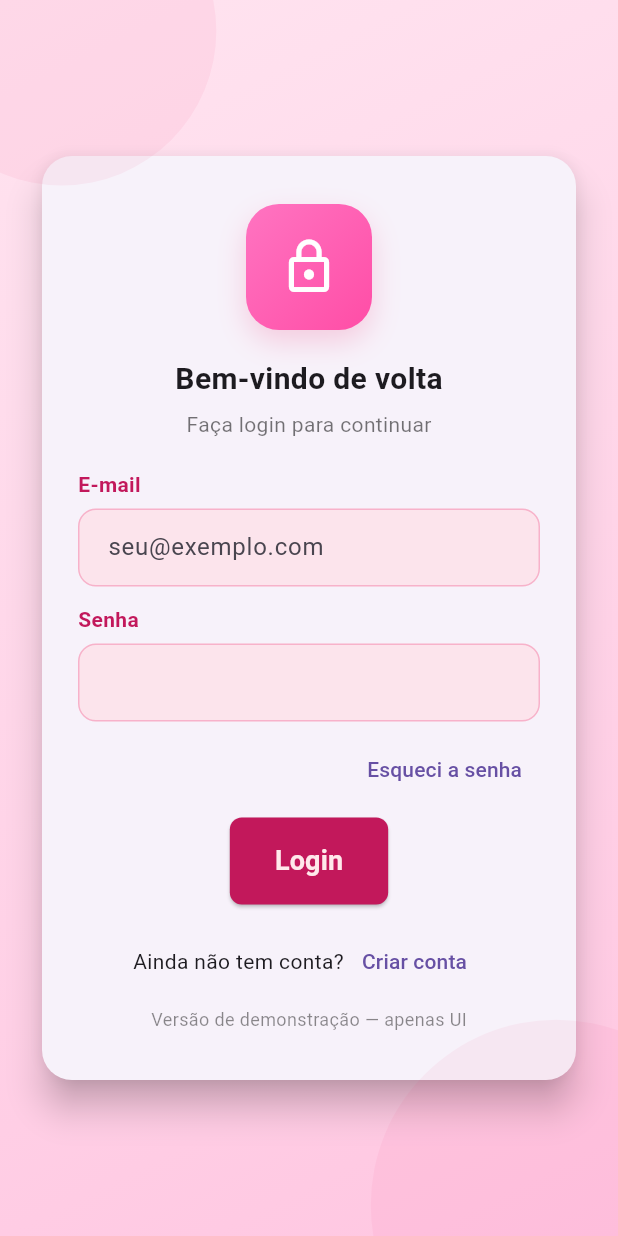
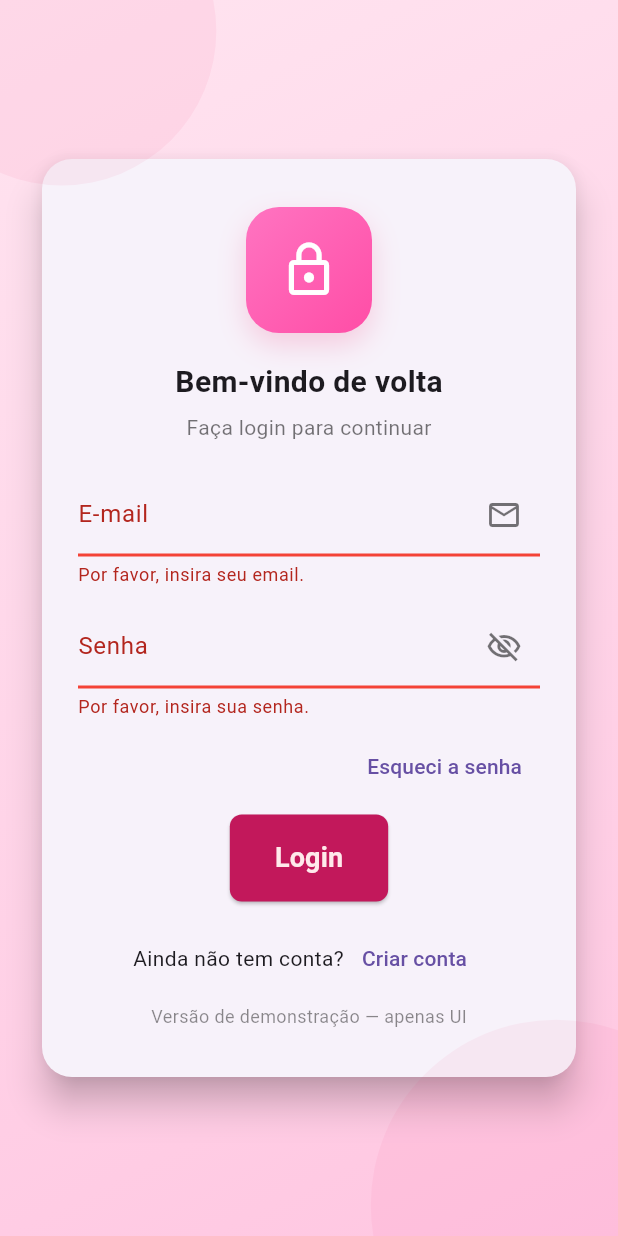
Before and after one commit to leticiare/bloom, a Flutter app: the LoginScreen screen opened directly, after a tap on "Login", on a phone screen of 412 x 824 dp. Run offline on Flutter 3.47's test engine with Material 3 defaults, Android fonts, the phone set to English and light mode, and no system bars; our stand-ins replace shared_preferences; accounts and stored records are empty.

Commit message:
feat: adição da funcionalidade básica de login

```diff
--- a/bloom-app/lib/src/modules/auth/login/login_screen.dart
+++ b/bloom-app/lib/src/modules/auth/login/login_screen.dart
@@ -1,13 +1,93 @@
+// lib/login_screen.dart
+
 import 'package:flutter/material.dart';
-import 'package:app/src/shared/widgets/text_input.dart';
-import 'package:app/src/shared/widgets/primary_button.dart';
+import 'package:app/src/shared/widgets/primary_button.dart'; // Mantém seu botão primário
+import 'package:app/src/modules/home/homepage.dart'; // Importa a nova tela HomePage
 
-class LoginScreen extends StatelessWidget {
+// Importe suas cores personalizadas se necessário.
+// Ex: import 'package:app/src/core/theme/app_colors.dart';
+// Se as cores não estiverem no AppColors, usarei Colors.pinkAccent como padrão.
+
+class LoginScreen extends StatefulWidget {
   const LoginScreen({super.key});
+
+  @override
+  State<LoginScreen> createState() => _LoginScreenState();
+}
+
+class _LoginScreenState extends State<LoginScreen> {
+  final _formKey = GlobalKey<FormState>(); // Chave para validação do formulário
+  final _emailController = TextEditingController();
+  final _passwordController = TextEditingController();
+
+  @override
+  void dispose() {
+    _emailController.dispose();
+    _passwordController.dispose();
+    super.dispose();
+  }
+
   void _handleLogin() {
-    // Lógica para autenticar o usuário.
-    // Por exemplo, navegar para a próxima tela ou exibir uma mensagem.
-    print('Botão de login pressionado!');
+    if (_formKey.currentState!.validate()) {
+      // Credenciais de teste
+      const String testEmail = 'exemplo@teste.com';
+      const String testPassword = '12345';
+
+      if (_emailController.text == testEmail &&
+          _passwordController.text == testPassword) {
+        // Login bem-sucedido: Navegar para a HomePage
+        Navigator.of(context).pushReplacement(
+          MaterialPageRoute(builder: (context) => const HomePage()),
+        );
+      } else {
+        // Credenciais inválidas: Exibir mensagem de erro
+        ScaffoldMessenger.of(context).showSnackBar(
+          const SnackBar(
+            content: Text('Email ou senha incorretos. Tente novamente.'),
+            backgroundColor: Colors.red,
+          ),
+        );
+      }
+    }
+  }
+
+  // Função para criar o InputDecoration que replica o estilo do PinkTextField
+  InputDecoration _buildPinkInputDecoration({
+    required String labelText,
+    String? hintText,
+    IconData? suffixIcon,
+  }) {
+    return InputDecoration(
+      labelText: labelText,
+      hintText: hintText,
+      floatingLabelStyle: const TextStyle(
+        color: Color(0xFFFF4DA6),
+      ), // Cor rosa do label
+      suffixIcon: suffixIcon != null
+          ? Icon(suffixIcon, color: Colors.black54)
+          : null,
+      enabledBorder: const UnderlineInputBorder(
+        borderSide: BorderSide(color: Colors.black38), // Cor da borda normal
+      ),
+      focusedBorder: const UnderlineInputBorder(
+        borderSide: BorderSide(
+          color: Color(0xFFFF4DA6),
+          width: 2.0,
+        ), // Borda rosa ao focar
+      ),
+      errorBorder: const UnderlineInputBorder(
+        borderSide: BorderSide(
+          color: Colors.red,
+          width: 2.0,
+        ), // Borda vermelha em erro
+      ),
+      focusedErrorBorder: const UnderlineInputBorder(
+        borderSide: BorderSide(
+          color: Colors.red,
+          width: 2.0,
+        ), // Borda vermelha em erro com foco
+      ),
+    );
   }
 
   @override
@@ -42,6 +122,9 @@ class LoginScreen extends StatelessWidget {
                     horizontal: 24,
                     vertical: 32,
                   ),
+                  child: Form(
+                    // Envolve os campos com Form para validação
+                    key: _formKey,
                     child: Column(
                       mainAxisSize: MainAxisSize.min,
                       children: [
@@ -86,17 +169,49 @@ class LoginScreen extends StatelessWidget {
                         ),
                         const SizedBox(height: 20),
 
-                      // Campos de texto (não funcional — apenas UI)
-                      PinkTextField(
-                        label: 'E-mail',
-                        hint: 'seu@exemplo.com',
+                        // Campos de texto (agora funcionais com TextFormField)
+                        TextFormField(
+                          controller: _emailController,
+                          decoration: _buildPinkInputDecoration(
+                            labelText: 'E-mail',
+                            hintText: 'seu@exemplo.com',
+                            suffixIcon:
+                                Icons.email_outlined, // Exemplo de ícone
+                          ),
                           keyboardType: TextInputType.emailAddress,
+                          validator: (value) {
+                            if (value == null || value.isEmpty) {
+                              return 'Por favor, insira seu email.';
+                            }
+                            // Validação básica de email
+                            if (!RegExp(
+                              r'^[^@]+@[^@]+\.[^@]+',
+                            ).hasMatch(value)) {
+                              return 'Email inválido.';
+                            }
+                            return null;
+                          },
                         ),
                         const SizedBox(height: 12),
-                      PinkTextField(
-                        label: 'Senha',
-                        hint: '',
+                        TextFormField(
+                          controller: _passwordController,
+                          decoration: _buildPinkInputDecoration(
+                            labelText: 'Senha',
+                            hintText: '',
+                            suffixIcon: Icons
+                                .visibility_off_outlined, // Exemplo de ícone
+                          ),
                           obscureText: true,
+                          validator: (value) {
+                            if (value == null || value.isEmpty) {
+                              return 'Por favor, insira sua senha.';
+                            }
+                            if (value.length < 5) {
+                              // Para '12345'
+                              return 'A senha deve ter pelo menos 5 caracteres.';
+                            }
+                            return null;
+                          },
                         ),
                         const SizedBox(height: 8),
 
@@ -106,7 +221,8 @@ class LoginScreen extends StatelessWidget {
                           children: [
                             TextButton(
                               onPressed: () {
-                              // intencionalmente vazio -> não funcional
+                                // Lógica para "Esqueci a senha"
+                                print('Esqueci a senha clicado!');
                               },
                               child: const Text('Esqueci a senha'),
                             ),
@@ -114,7 +230,7 @@ class LoginScreen extends StatelessWidget {
                         ),
                         const SizedBox(height: 8),
 
-                      // Botão de login (não funcional: onPressed vazio)
+                        // Botão de login
                         PrimaryButton(text: 'Login', onPressed: _handleLogin),
 
                         const SizedBox(height: 14),
@@ -126,7 +242,8 @@ class LoginScreen extends StatelessWidget {
                             const Text('Ainda não tem conta?'),
                             TextButton(
                               onPressed: () {
-                              // intencionalmente vazio -> não funcional
+                                // Lógica para "Criar conta"
+                                print('Criar conta clicado!');
                               },
                               child: const Text('Criar conta'),
                             ),
@@ -142,6 +259,7 @@ class LoginScreen extends StatelessWidget {
                           ),
                         ),
                       ],
+                    ),
                   ),
                 ),
               ),
--- /dev/null
+++ b/bloom-app/lib/src/modules/home/homepage.dart
@@ -0,0 +1,32 @@
+// lib/homepage.dart
+
+import 'package:flutter/material.dart';
+
+class HomePage extends StatelessWidget {
+  const HomePage({super.key});
+
+  @override
+  Widget build(BuildContext context) {
+    return Scaffold(
+      appBar: AppBar(title: const Text('Bem-vindo ao App!'), centerTitle: true),
+      body: const Center(
+        child: Column(
+          mainAxisAlignment: MainAxisAlignment.center,
+          children: [
+            Icon(Icons.check_circle_outline, size: 80, color: Colors.green),
+            SizedBox(height: 24),
+            Text(
+              'Login bem-sucedido!',
+              style: TextStyle(fontSize: 24, fontWeight: FontWeight.bold),
+            ),
+            SizedBox(height: 8),
+            Text(
+              'Você está na página inicial.',
+              style: TextStyle(fontSize: 16),
+            ),
+          ],
+        ),
+      ),
+    );
+  }
+}
```
Lines whose indentation alone changed are shown as unchanged.
